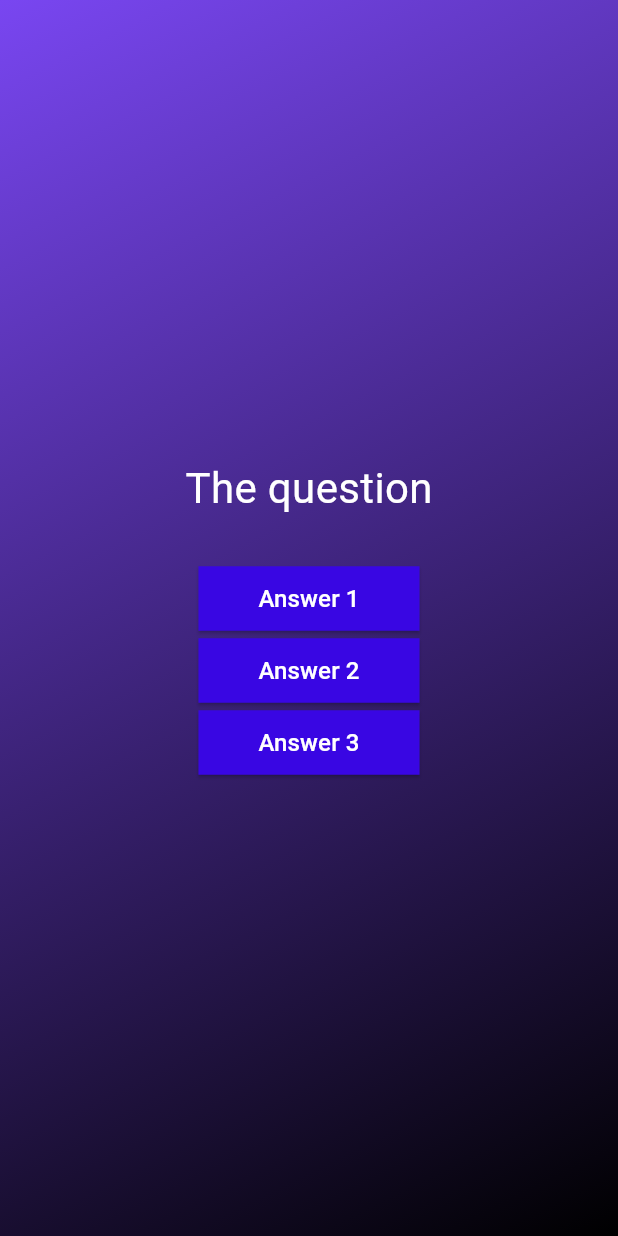
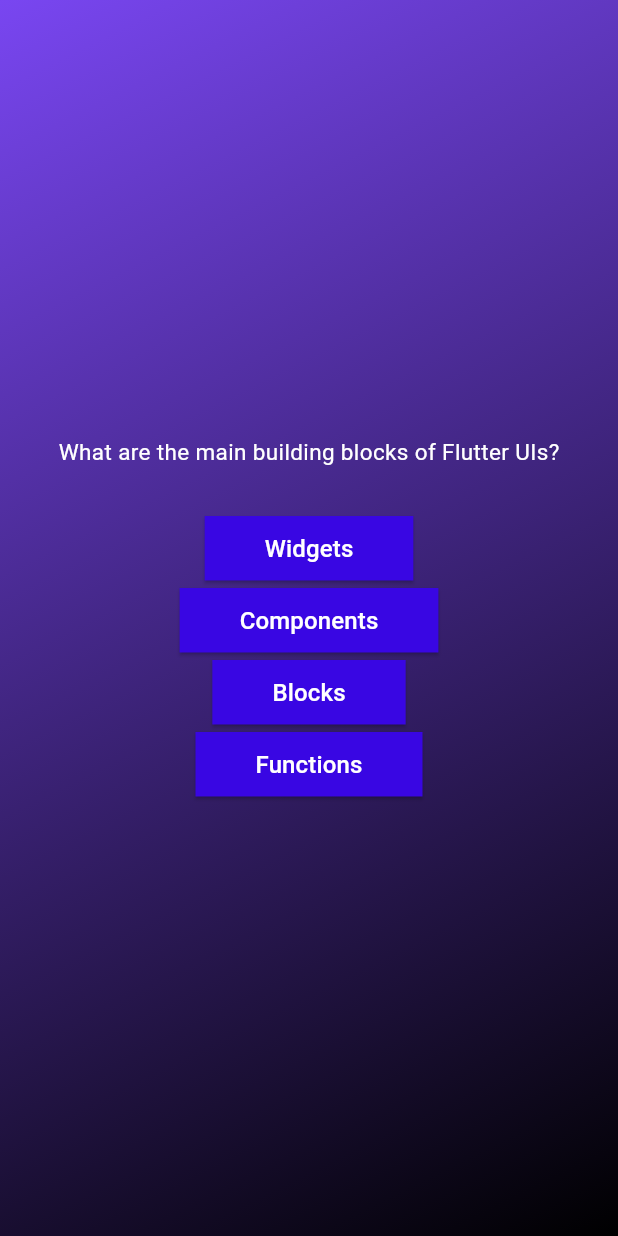
Before and after one commit to panduputrariadi/2-quiz-app-flutter, a Flutter app: the screen it shows after launch, after a tap on "Start Quiz", on a phone screen of 412 x 824 dp. Run offline on Flutter 3.47's test engine with Material 3 defaults, Android fonts, the phone set to English and light mode, and no system bars.

```diff
--- a/lib/question_quiz.dart
+++ b/lib/question_quiz.dart
@@ -1,5 +1,6 @@
 import 'package:flutter/material.dart';
 import 'package:quiz_app/components/answer_button.dart';
+import 'package:quiz_app/data/question.dart';
 
 class QuestionQuiz extends StatefulWidget {
   const QuestionQuiz({super.key});
@@ -12,15 +13,16 @@ class QuestionQuiz extends StatefulWidget {
 class _QuestionQuizState extends State<QuestionQuiz> {
   @override
   Widget build(context) {
+    final dataArrayQuestion = Question[0];
     return SizedBox(
       width: double.infinity,
       child: Column(
         mainAxisAlignment: MainAxisAlignment.center,
         children: [
-          const Text(
-            'The question',
-            style: TextStyle(
-              fontSize: 28,
+          Text(
+            dataArrayQuestion.text,
+            style: const TextStyle(
+              fontSize: 15,
               color: Colors.white,
             ),
           ),
@@ -28,15 +30,19 @@ class _QuestionQuizState extends State<QuestionQuiz> {
             height: 30,
           ),
           AnswerButton(
-            answerText: 'Answer 1',
+            answerText: dataArrayQuestion.answer[0],
             onTap: () {},
           ),
           AnswerButton(
-            answerText: 'Answer 2',
+            answerText: dataArrayQuestion.answer[1],
             onTap: () {},
           ),
           AnswerButton(
-            answerText: 'Answer 3',
+            answerText: dataArrayQuestion.answer[2],
+            onTap: () {},
+          ),
+          AnswerButton(
+            answerText: dataArrayQuestion.answer[3],
             onTap: () {},
           ),
         ],
```
